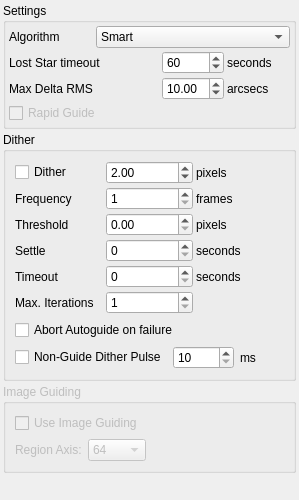
This is kstars/ekos/guide/opsguide.ui in KDE/kstars as Qt 5 draws it before an edit. The edited form follows.
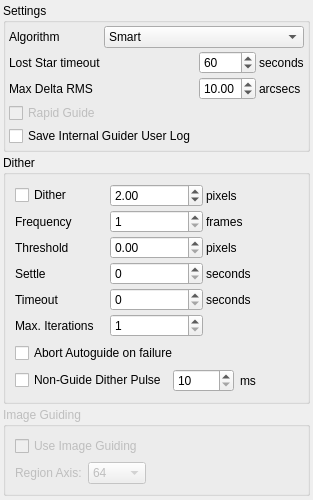
This is the edited form.

Commit message: New user log for internal guider in Phd2 log format

Patch:
```diff
--- a/kstars/ekos/guide/opsguide.ui
+++ b/kstars/ekos/guide/opsguide.ui
@@ -97,6 +97,19 @@
         </property>
        </widget>
       </item>
+      <item row="4" column="0" colspan="2">
+       <widget class="QCheckBox" name="kcfg_SaveGuideLog">
+        <property name="toolTip">
+         <string>&lt;html&gt;&lt;head/&gt;&lt;body&gt;&lt;p&gt;If checked and the internal guider is run, a log file is saved in the default logging directory. This is not a debug log, it is meant for user's to improve logging and can be viewed with phd2logview.&lt;/p&gt;&lt;/body&gt;&lt;/html&gt;</string>
+        </property>
+        <property name="enabled">
+         <bool>true</bool>
+        </property>
+        <property name="text">
+         <string>Save Internal Guider User Log</string>
+        </property>
+       </widget>
+      </item>
       <item row="0" column="1" colspan="3">
        <widget class="QComboBox" name="kcfg_GuideAlgorithm">
         <property name="sizePolicy">
```
The commit also changes 13 other files.
